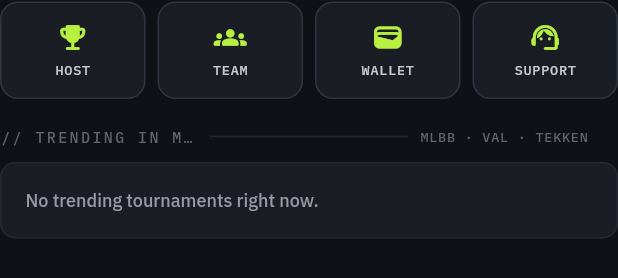
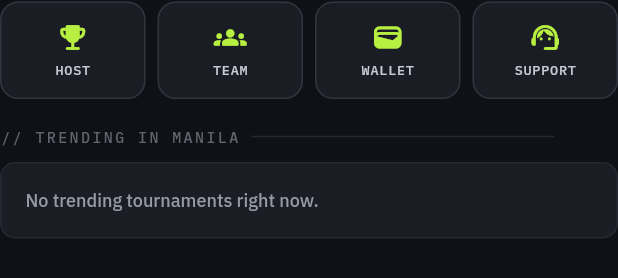
Before and after one commit to JSON-FX/labaan, a Flutter app: the _HomeBody widget shown alone on an empty page, opened directly with empty values, on a phone screen of 412 x 824 dp. Shown: the part 552-830 px from the top of the screen. Run offline on Flutter 3.47's test engine with Material 3 defaults, Android fonts, the phone set to English and light mode, and no system bars; our stand-ins replace app_links, firebase_auth, firebase_core, firebase_messaging, flutter_riverpod, go_router and 5 more; accounts and stored records are empty; project files that could hold a hidden picture were left out.

Commit message:
fix(home): prevent trending title truncation

```diff
--- a/lib/features/home/home_feed_screen.dart
+++ b/lib/features/home/home_feed_screen.dart
@@ -110,13 +110,7 @@ class _HomeBody extends StatelessWidget {
         const SizedBox(height: 10),
         const _QuickActions(),
         const SizedBox(height: 18),
-        SectionLabel(
-          'Trending in Manila',
-          trailing: Text(
-            'MLBB · VAL · TEKKEN',
-            style: LbType.metaSm.copyWith(color: LbColors.textDim),
-          ),
-        ),
+        const SectionLabel('Trending in Manila'),
         const SizedBox(height: 10),
         if (data.trending.isEmpty)
           const _EmptyRow(hint: 'No trending tournaments right now.')
```
